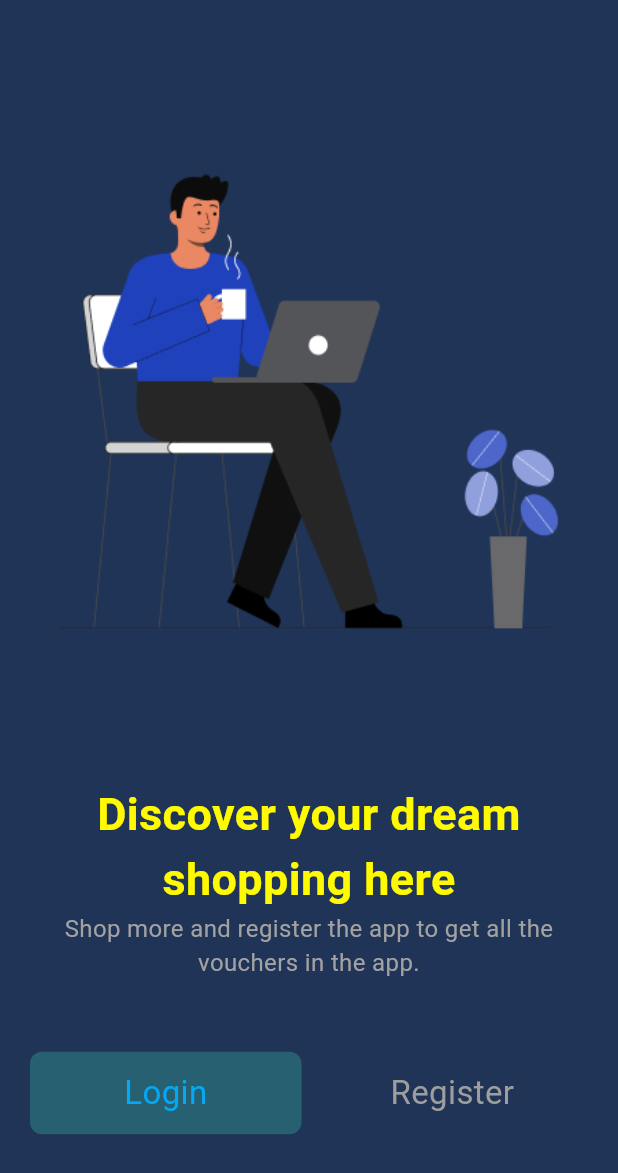
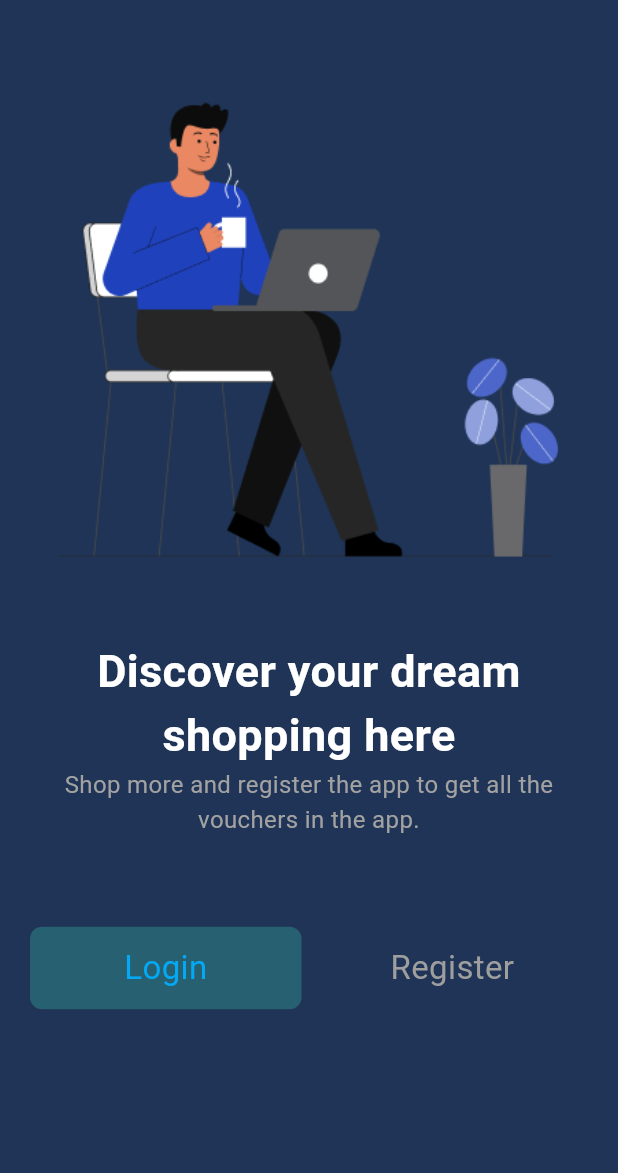
Before and after one commit to alazad214/e-commerce-2, a Flutter app: the screen it shows after launch, on a phone screen of 412 x 824 dp. Shown: the top 1173 px of the screen. Run offline on Flutter 3.47's test engine with Material 3 defaults, Android fonts, the phone set to English and light mode, and no system bars; our stand-ins replace get.

Commit message:
second commit

```diff
--- a/lib/pages/splash.dart
+++ b/lib/pages/splash.dart
@@ -16,7 +16,7 @@ class _SplashState extends State<Splash> {
   @override
   void initState() {
     Future.delayed(const Duration(seconds: 4), () {
-      Get.offAll(() => const Welcome());
+      Get.offAll(() => Welcome());
     });
     super.initState();
   }
--- a/lib/pages/welcome.dart
+++ b/lib/pages/welcome.dart
@@ -1,9 +1,13 @@
+import 'package:e_commerce2/auth/login.dart';
+
 import 'package:e_commerce2/const/appcolors.dart';
 import 'package:e_commerce2/widgets/buttonC.dart';
+import 'package:e_commerce2/widgets/title_subtitleC.dart';
 import 'package:flutter/material.dart';
+import 'package:get/get.dart';
 
 class Welcome extends StatelessWidget {
-  const Welcome({super.key});
+  Welcome({super.key});
 
   @override
   Widget build(BuildContext context) {
@@ -12,47 +16,43 @@ class Welcome extends StatelessWidget {
       body: SafeArea(
         child: Padding(
             padding: const EdgeInsets.symmetric(horizontal: 20, vertical: 20),
-          child: Column(
+            child: ListView(
+              children: [
+                Column(
                   crossAxisAlignment: CrossAxisAlignment.center,
                   mainAxisAlignment: MainAxisAlignment.spaceEvenly,
                   children: [
                     Padding(
                         padding: const EdgeInsets.all(10),
                         child: Image.asset('assets/images/welcome.png')),
-              const Column(
+                    const Title_SubtitleC(
+                        title: "Discover your dream shopping here",
+                        subtitle:
+                            "Shop more and register the app to get all the vouchers in the app."),
+                    const SizedBox(height: 60),
+                    Row(
                       children: [
-                  Text(
-                    "Discover your dream shopping here",
-                    textAlign: TextAlign.center,
-                    style: TextStyle(
-                        fontSize: 30,
-                        fontWeight: FontWeight.bold,
-                        color: AppColors.yellow_),
-                  ),
-                  Text(
-                    "Shop more and register the app to get all the vouchers in the app.",
-                    textAlign: TextAlign.center,
-                    style: TextStyle(fontSize: 16, color: AppColors.white_2),
-                  ),
-                ],
-              ),
-              const Row(
-                children: [
-                  ButtonC(
+                        Expanded(
+                          child: ButtonC(
                             text: "Login",
                             textcolor: Colors.lightBlue,
+                            ontap: () => Get.to(() => LogIn()),
                           ),
-                  SizedBox(width: 10),
-                  ButtonC(
+                        ),
+                        const SizedBox(width: 10),
+                        const Expanded(
+                          child: ButtonC(
                             text: "Register",
                             backgroundColor: Colors.transparent,
                             textcolor: Colors.grey,
+                          ),
                         ),
                       ],
                     )
                   ],
                 ),
-        ),
+              ],
+            )),
       ),
     );
   }
--- a/lib/widgets/buttonC.dart
+++ b/lib/widgets/buttonC.dart
@@ -4,14 +4,21 @@ import 'package:flutter/material.dart';
 
 class ButtonC extends StatelessWidget {
   final String text;
+  final ontap;
   final Color? backgroundColor;
   final Color? textcolor;
-  const ButtonC(
-      {super.key, required this.text, this.backgroundColor, this.textcolor});
+  const ButtonC({
+    super.key,
+    required this.text,
+    this.backgroundColor,
+    this.textcolor,
+    this.ontap,
+  });
 
   @override
   Widget build(BuildContext context) {
-    return Expanded(
+    return InkWell(
+      onTap: ontap,
       child: Container(
         padding: const EdgeInsets.symmetric(horizontal: 10, vertical: 12),
         decoration: BoxDecoration(
--- /dev/null
+++ b/lib/widgets/title_subtitleC.dart
@@ -0,0 +1,30 @@
+import 'dart:ui';
+
+import 'package:flutter/material.dart';
+
+import '../const/appcolors.dart';
+
+class Title_SubtitleC extends StatelessWidget {
+  const Title_SubtitleC(
+      {super.key, required this.title, required this.subtitle});
+  final String title;
+  final String subtitle;
+  @override
+  Widget build(BuildContext context) {
+    return Column(
+      children: [
+        Text(
+          title,
+          textAlign: TextAlign.center,
+          style: const TextStyle(
+              fontSize: 30, fontWeight: FontWeight.bold, color: Colors.white),
+        ),
+        Text(
+          subtitle,
+          textAlign: TextAlign.center,
+          style: const TextStyle(fontSize: 16, color: AppColors.white_2),
+        ),
+      ],
+    );
+  }
+}
```
Also changed, not shown: lib/auth/login.dart (added, +77 -0 lines), lib/auth/register.dart (added, +10 -0 lines), lib/widgets/appbarC.dart (added, +21 -0 lines), lib/widgets/textfieldC.dart (added, +29 -0 lines), assets/images/auth_.png (added). Lines whose indentation alone changed are shown as unchanged.
